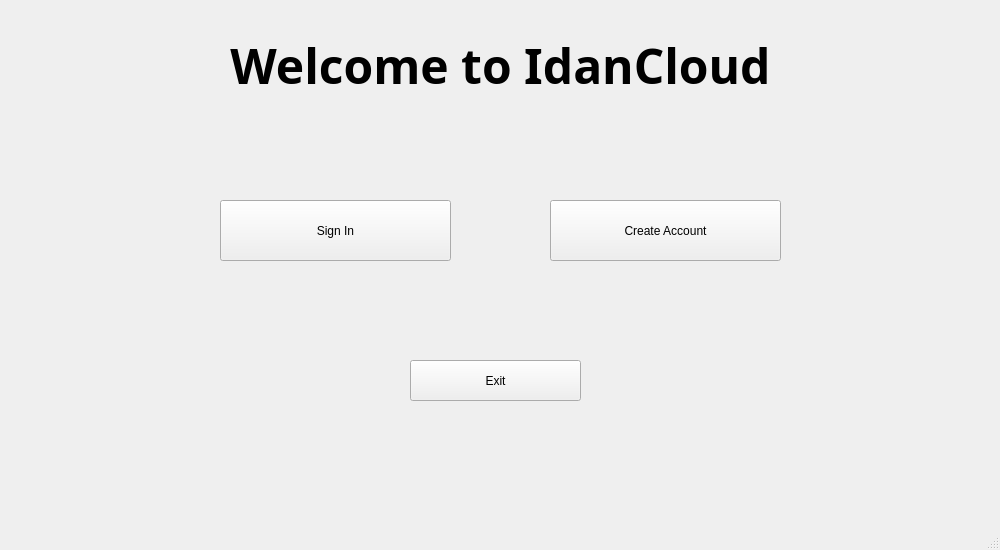
The window that Main/client/gui/ui/main.ui (SuperName3102/Final-Project) describes before a commit, drawn with Qt 5.
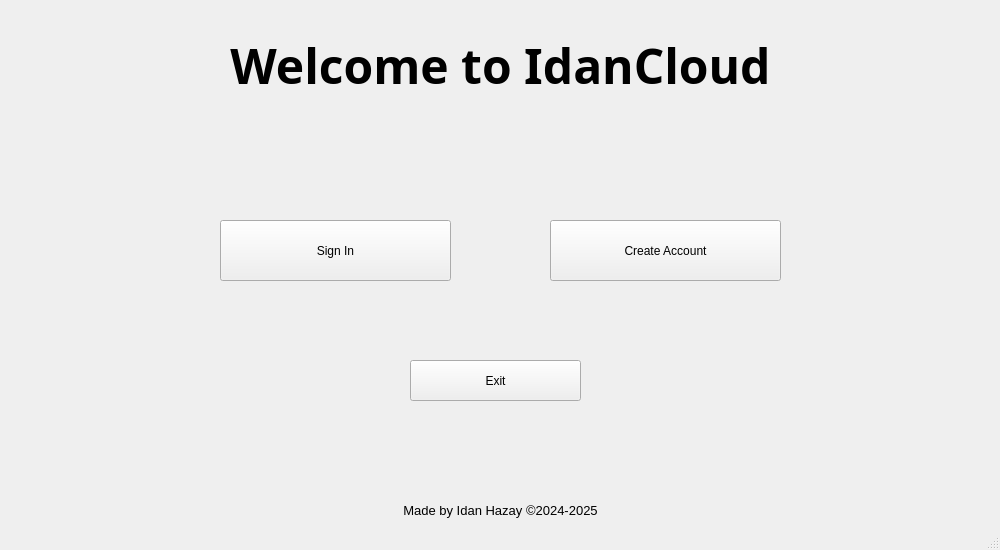
The same window after the commit.

The edit to the form file:
```diff
--- a/Main/client/gui/ui/main.ui
+++ b/Main/client/gui/ui/main.ui
@@ -27,7 +27,7 @@
     <property name="geometry">
      <rect>
       <x>220</x>
-      <y>200</y>
+      <y>220</y>
       <width>231</width>
       <height>61</height>
      </rect>
@@ -94,7 +94,7 @@
     <property name="geometry">
      <rect>
       <x>550</x>
-      <y>200</y>
+      <y>220</y>
       <width>231</width>
       <height>61</height>
      </rect>
@@ -116,7 +116,7 @@
     <property name="geometry">
      <rect>
       <x>10</x>
-      <y>460</y>
+      <y>440</y>
       <width>981</width>
       <height>41</height>
      </rect>
@@ -150,6 +150,27 @@
      </size>
     </property>
    </widget>
+   <widget class="QLabel" name="label_2">
+    <property name="geometry">
+     <rect>
+      <x>0</x>
+      <y>490</y>
+      <width>1001</width>
+      <height>41</height>
+     </rect>
+    </property>
+    <property name="font">
+     <font>
+      <pointsize>10</pointsize>
+     </font>
+    </property>
+    <property name="text">
+     <string>Made by Idan Hazay ©2024-2025</string>
+    </property>
+    <property name="alignment">
+     <set>Qt::AlignmentFlag::AlignCenter</set>
+    </property>
+   </widget>
   </widget>
   <widget class="QStatusBar" name="statusbar"/>
  </widget>
```
